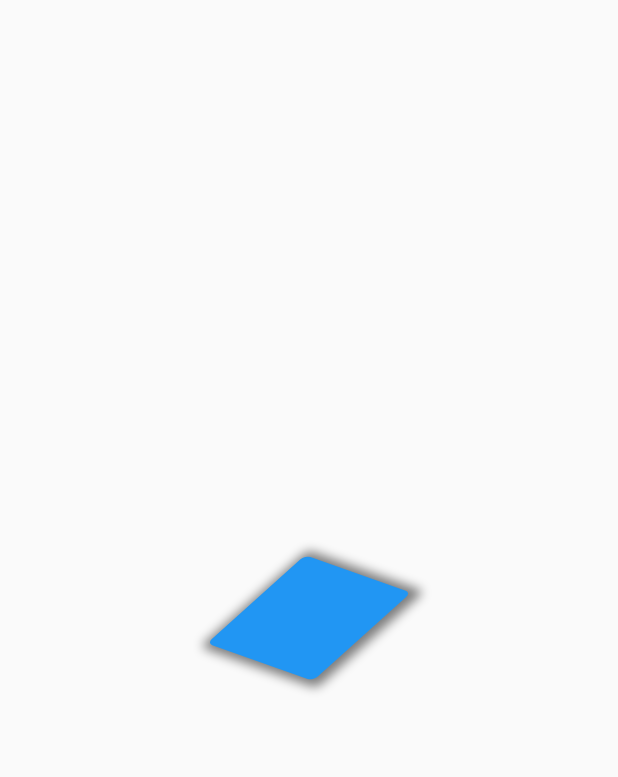
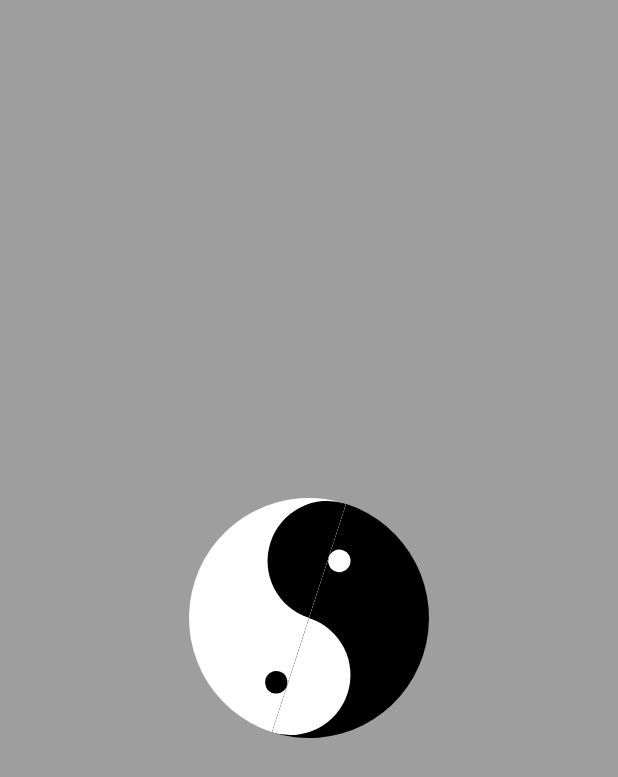
Before and after one commit to Akaash7MM/animationslearning, a Flutter app: the screen it shows after launch, on a phone screen of 412 x 824 dp. Shown: the top 777 px of the screen. Run offline on Flutter 3.47's test engine with Material 2 defaults, Android fonts, the phone set to English and light mode, and no system bars.

Commit message:
ying yang animation

```diff
--- /dev/null
+++ b/lib/half_circle_clipper.dart
@@ -0,0 +1,42 @@
+import 'dart:ui';
+
+import 'package:flutter/cupertino.dart';
+
+enum CircleSide { left, right }
+
+extension ToPath on CircleSide {
+  Path toPath(Size size) {
+    var path = Path();
+    late Offset offset;
+    late bool clockwise;
+
+    switch (this) {
+      case CircleSide.left:
+        path.moveTo(size.width, 0);
+        offset = Offset(size.width, size.height);
+        clockwise = false;
+        break;
+      case CircleSide.right:
+        offset = Offset(0, size.height);
+        clockwise = true;
+        break;
+    }
+    path.arcToPoint(offset,
+        radius: Radius.elliptical(size.width / 2, size.height / 2),
+        clockwise: clockwise);
+    path.close();
+    return path;
+  }
+}
+
+class HalfCircleClipper extends CustomClipper<Path> {
+  HalfCircleClipper({required this.circleSide});
+
+  final CircleSide circleSide;
+
+  @override
+  Path getClip(Size size) => circleSide.toPath(size);
+
+  @override
+  bool shouldReclip(covariant CustomClipper<Path> oldClipper) => true;
+}
--- a/lib/main.dart
+++ b/lib/main.dart
@@ -1,4 +1,4 @@
-import 'package:anime_animation/circle_animation.dart';
+import 'package:anime_animation/yingyang_animation.dart';
 import 'package:flutter/material.dart';
 
 import 'tranform_animation.dart';
@@ -12,7 +12,7 @@ class MyApp extends StatelessWidget{
 
   @override
   Widget build(BuildContext context) {
-    return MaterialApp(home:TransformAnimation());
+    return const MaterialApp(home:YingYangAnimation());
   }
 
 }
--- /dev/null
+++ b/lib/yingyang_animation.dart
@@ -0,0 +1,120 @@
+import 'dart:math';
+
+import 'package:flutter/cupertino.dart';
+import 'package:flutter/material.dart';
+
+import 'half_circle_clipper.dart';
+
+class YingYangAnimation extends StatefulWidget {
+  const YingYangAnimation({super.key});
+
+  @override
+  State<StatefulWidget> createState() {
+    return _YingYangAnimationState();
+  }
+}
+
+
+class _YingYangAnimationState extends State<YingYangAnimation>
+    with SingleTickerProviderStateMixin {
+  late AnimationController _rotate;
+  late Animation<double> _animation;
+
+  @override
+  void initState() {
+    super.initState();
+    _rotate = AnimationController(vsync: this, duration: Duration(seconds: 4));
+    _animation = Tween<double>(begin: 2.0 * pi, end: 0.0 * pi).animate(_rotate);
+    _rotate.repeat();
+  }
+
+  @override
+  Widget build(BuildContext context) {
+    return Scaffold(
+      backgroundColor: Colors.grey,
+      body: Center(
+        child: AnimatedBuilder(
+          animation: _animation,
+          builder: (context, child) => Transform(
+            alignment: Alignment.center,
+            transform: Matrix4.identity()..rotateZ(_animation.value),
+            child: Row(
+              mainAxisAlignment: MainAxisAlignment.center,
+              crossAxisAlignment: CrossAxisAlignment.center,
+              children: [
+                Stack(
+                  children: [
+                    ClipPath(
+                      clipper: HalfCircleClipper(circleSide: CircleSide.left),
+                      child: Container(
+                          width: 160, height: 160, color: Colors.white),
+                    ),
+                    Positioned(
+                      top: 0,
+                      bottom: 80,
+                      left: 80,
+                      right: 0,
+                      child: ClipPath(
+                        clipper: HalfCircleClipper(circleSide: CircleSide.left),
+                        child: Container(
+                          width: 80,
+                          height: 80,
+                          color: Colors.black,
+                        ),
+                      ),
+                    ),
+                    Positioned(
+                      top: 120,
+                      left: 145,
+                      child: Container(
+                        width: 15,
+                        height: 15,
+                        decoration: BoxDecoration(
+                            color: Colors.black,
+                            borderRadius: BorderRadius.circular(30)),
+                      ),
+                    )
+                  ],
+                ),
+                Stack(
+                  children: [
+                    ClipPath(
+                      clipper: HalfCircleClipper(circleSide: CircleSide.right),
+                      child: Container(
+                          width: 160, height: 160, color: Colors.black),
+                    ),
+                    Positioned(
+                      top: 80,
+                      bottom: 0,
+                      left: 0,
+                      right: 80,
+                      child: ClipPath(
+                        clipper:
+                            HalfCircleClipper(circleSide: CircleSide.right),
+                        child: Container(
+                          width: 80,
+                          height: 80,
+                          color: Colors.white,
+                        ),
+                      ),
+                    ),
+                    Positioned(
+                      top: 30,
+                      child: Container(
+                        width: 15,
+                        height: 15,
+                        decoration: BoxDecoration(
+                            color: Colors.white,
+                            borderRadius: BorderRadius.circular(30)),
+                      ),
+                    )
+                  ],
+                )
+              ],
+            ),
+          ),
+        ),
+      ),
+    );
+  }
+}
```
